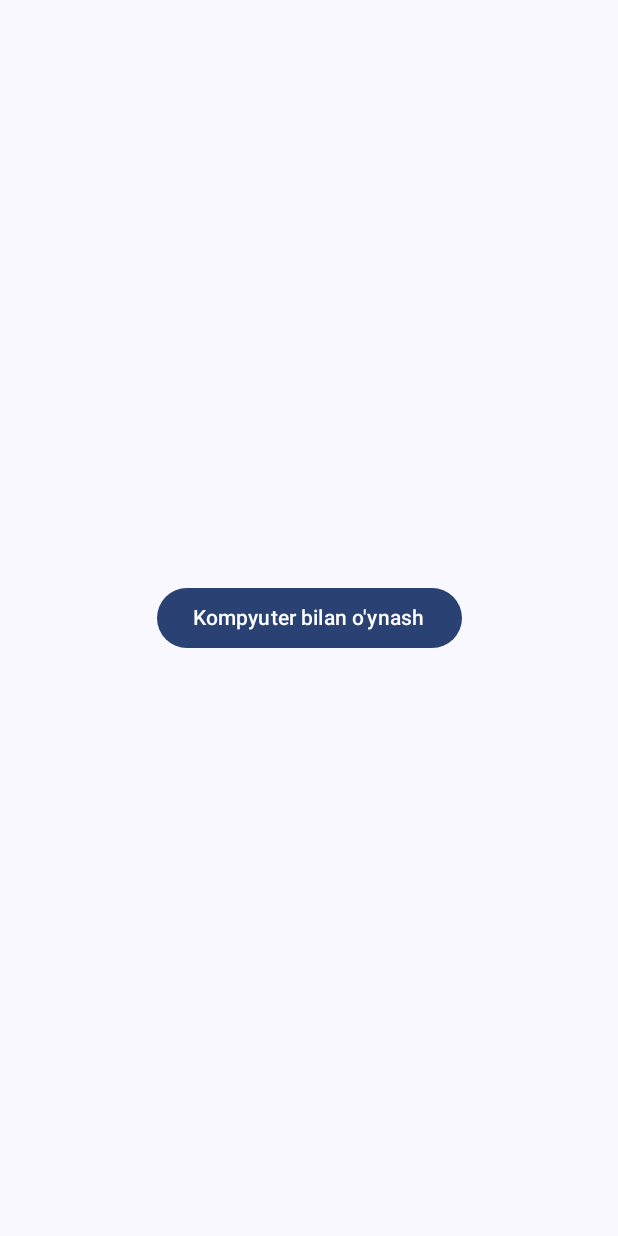
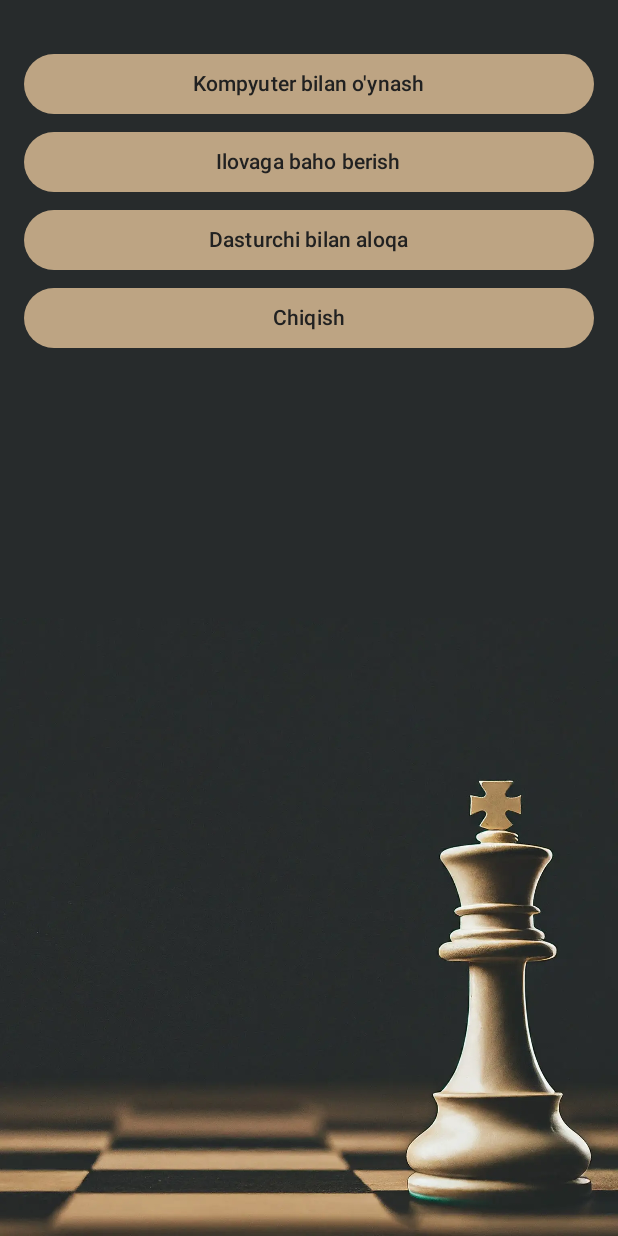
Before and after one commit to Khudoyshukur/chess, an Android app built with Jetpack Compose: the screen it shows after launch (MainActivity), on a phone screen of 412 x 824 dp. Run offline under Robolectric (Android 15) with nearby library versions, the phone set to English and light mode, and no system bars; our stand-ins replace Dagger/Hilt's generated code.

Commit message:
Make design improvements

```diff
--- a/app/src/main/java/uz/safix/chess/ui/components/ChessBoardSquare.kt
+++ b/app/src/main/java/uz/safix/chess/ui/components/ChessBoardSquare.kt
@@ -12,6 +12,8 @@ import androidx.compose.material3.Button
 import androidx.compose.material3.ButtonDefaults
 import androidx.compose.runtime.Composable
 import androidx.compose.ui.Modifier
+import androidx.compose.ui.graphics.Color
+import androidx.compose.ui.graphics.ColorFilter
 import androidx.compose.ui.graphics.RectangleShape
 import androidx.compose.ui.res.colorResource
 import androidx.compose.ui.res.painterResource
@@ -20,6 +22,7 @@ import androidx.compose.ui.unit.dp
 import uz.safix.chess.R
 import uz.safix.chess.model.BoardSquareState
 import uz.safix.chess.model.ChessPiece
+import uz.safix.chess.model.Side
 import uz.safix.chess.model.getDrawable
 
 /**
--- a/app/src/main/java/uz/safix/chess/ui/screens/GameScreen.kt
+++ b/app/src/main/java/uz/safix/chess/ui/screens/GameScreen.kt
@@ -5,9 +5,11 @@ import androidx.compose.material3.Surface
 import androidx.compose.runtime.Composable
 import androidx.compose.runtime.getValue
 import androidx.compose.ui.Modifier
+import androidx.compose.ui.res.colorResource
 import androidx.compose.ui.tooling.preview.Preview
 import androidx.hilt.navigation.compose.hiltViewModel
 import androidx.lifecycle.compose.collectAsStateWithLifecycle
+import uz.safix.chess.R
 import uz.safix.chess.ui.components.ChessBoard
 import uz.safix.chess.ui.viewmodels.GameViewModel
 
@@ -25,7 +27,8 @@ fun GameScreen(
     val gameState by viewModel.gameState.collectAsStateWithLifecycle()
 
     Surface(
-        modifier = Modifier.fillMaxSize()
+        modifier = Modifier.fillMaxSize(),
+        color = colorResource(id = R.color.home_background)
     ) {
         ChessBoard(
             states = gameState,
--- a/app/src/main/java/uz/safix/chess/ui/screens/HomeScreen.kt
+++ b/app/src/main/java/uz/safix/chess/ui/screens/HomeScreen.kt
@@ -1,16 +1,27 @@
 package uz.safix.chess.ui.screens
 
+import androidx.compose.foundation.Image
+import androidx.compose.foundation.background
+import androidx.compose.foundation.layout.Box
+import androidx.compose.foundation.layout.Column
+import androidx.compose.foundation.layout.Spacer
 import androidx.compose.foundation.layout.fillMaxSize
-import androidx.compose.foundation.layout.width
+import androidx.compose.foundation.layout.fillMaxWidth
+import androidx.compose.foundation.layout.height
+import androidx.compose.foundation.layout.padding
 import androidx.compose.foundation.layout.wrapContentHeight
 import androidx.compose.foundation.layout.wrapContentWidth
 import androidx.compose.material3.Button
-import androidx.compose.material3.Surface
+import androidx.compose.material3.ButtonDefaults
 import androidx.compose.material3.Text
 import androidx.compose.runtime.Composable
+import androidx.compose.ui.Alignment
 import androidx.compose.ui.Modifier
+import androidx.compose.ui.res.colorResource
+import androidx.compose.ui.res.painterResource
 import androidx.compose.ui.res.stringResource
 import androidx.compose.ui.tooling.preview.Preview
+import androidx.compose.ui.unit.dp
 import uz.safix.chess.R
 
 /**
@@ -24,15 +35,87 @@ import uz.safix.chess.R
 fun HomeScreen(
     onPlayWithComputer: () -> Unit
 ) {
-    Surface(
-        modifier = Modifier.fillMaxSize()
+    val bgImage = painterResource(id = R.drawable.home_background)
+    Box(
+        modifier = Modifier
+            .fillMaxSize()
+            .background(colorResource(R.color.home_background)),
     ) {
-        Button(
-            onClick = onPlayWithComputer,
-            modifier = Modifier.wrapContentWidth()
-                .wrapContentHeight()
+        Image(
+            modifier = Modifier
+                .fillMaxWidth()
+                .align(Alignment.BottomCenter),
+            painter = bgImage,
+            contentDescription = null
+        )
+        Column(
+            modifier = Modifier.padding(horizontal = 16.dp, vertical = 32.dp)
         ) {
-            Text(text = stringResource(id = R.string.play_with_computer))
+            Button(
+                onClick = onPlayWithComputer,
+                modifier = Modifier
+                    .fillMaxWidth()
+                    .wrapContentHeight(),
+                colors = ButtonDefaults.buttonColors(
+                    containerColor = colorResource(R.color.button_color)
+                )
+            ) {
+                Text(
+                    text = stringResource(id = R.string.play_with_computer),
+                    color = colorResource(id = R.color.on_button_color)
+                )
+            }
+
+            Spacer(modifier = Modifier.height(4.dp))
+
+            Button(
+                onClick = onPlayWithComputer,
+                modifier = Modifier
+                    .fillMaxWidth()
+                    .wrapContentHeight(),
+                colors = ButtonDefaults.buttonColors(
+                    containerColor = colorResource(R.color.button_color)
+                )
+            ) {
+                Text(
+                    text = stringResource(id = R.string.rate_app),
+                    color = colorResource(id = R.color.on_button_color)
+                )
+            }
+
+            Spacer(modifier = Modifier.height(4.dp))
+
+            Button(
+                onClick = onPlayWithComputer,
+                modifier = Modifier
+                    .fillMaxWidth()
+                    .wrapContentHeight(),
+                colors = ButtonDefaults.buttonColors(
+                    containerColor = colorResource(R.color.button_color)
+                )
+            ) {
+                Text(
+                    text = stringResource(id = R.string.contact_author),
+                    color = colorResource(id = R.color.on_button_color)
+                )
+            }
+
+            Spacer(modifier = Modifier.height(4.dp))
+
+            Button(
+                onClick = onPlayWithComputer,
+                modifier = Modifier
+                    .fillMaxWidth()
+                    .wrapContentHeight(),
+                colors = ButtonDefaults.buttonColors(
+                    containerColor = colorResource(R.color.button_color)
+                )
+            ) {
+                Text(
+                    text = stringResource(id = R.string.exit),
+                    color = colorResource(id = R.color.on_button_color)
+                )
+            }
         }
     }
 }
--- a/app/src/main/java/uz/safix/chess/ui/theme/Theme.kt
+++ b/app/src/main/java/uz/safix/chess/ui/theme/Theme.kt
@@ -13,7 +13,9 @@ import androidx.compose.runtime.SideEffect
 import androidx.compose.ui.graphics.toArgb
 import androidx.compose.ui.platform.LocalContext
 import androidx.compose.ui.platform.LocalView
+import androidx.compose.ui.res.colorResource
 import androidx.core.view.WindowCompat
+import uz.safix.chess.R
 
 private val DarkColorScheme = darkColorScheme(
     primary = Purple80,
@@ -57,7 +59,7 @@ fun ShaxmatTheme(
     if (!view.isInEditMode) {
         SideEffect {
             val window = (view.context as Activity).window
-            window.statusBarColor = colorScheme.primary.toArgb()
+            window.statusBarColor = view.context.getColor(R.color.home_background)
             WindowCompat.getInsetsController(window, view).isAppearanceLightStatusBars = darkTheme
         }
     }
--- a/app/src/main/java/uz/safix/chess/ui/viewmodels/GameViewModel.kt
+++ b/app/src/main/java/uz/safix/chess/ui/viewmodels/GameViewModel.kt
@@ -10,11 +10,9 @@ import dagger.hilt.android.lifecycle.HiltViewModel
 import kotlinx.coroutines.delay
 import kotlinx.coroutines.flow.MutableStateFlow
 import kotlinx.coroutines.flow.SharingStarted
-import kotlinx.coroutines.flow.asStateFlow
 import kotlinx.coroutines.flow.combine
 import kotlinx.coroutines.flow.stateIn
 import kotlinx.coroutines.launch
-import uz.safix.chess.model.BoardSquareState
 import uz.safix.chess.model.defaultBoardState
 import uz.safix.chess.model.toBoardSquareState
 import uz.safix.engine_stockfish.FenAndDepth
@@ -24,7 +22,7 @@ import javax.inject.Inject
 /**
  * Created by: androdev
  * Date: 13-07-2024
- * Time: 1:45 PM
+ * Time: 1:45 sPM
  * Email: Khudoyshukur.Juraev.001@mail.ru
  */
 
@@ -114,8 +112,8 @@ class GameViewModel @Inject constructor(
         val newMove = engine.getMove(FenAndDepth(board.fen, 10))
         val diff = System.currentTimeMillis() - currentTime
 
-        if (diff < 2_000) {
-            delay(2_000 - diff)
+        if (diff < COMPUTER_THINKING_TIME_MILLIS) {
+            delay(COMPUTER_THINKING_TIME_MILLIS - diff)
         }
 
         val legalMove = board.doMove(newMove)
@@ -123,4 +121,8 @@ class GameViewModel @Inject constructor(
             updateStateFromBoard()
         }
     }
+
+    companion object {
+        private const val COMPUTER_THINKING_TIME_MILLIS = 1_000 // 1 second
+    }
 }
--- a/app/src/main/res/values/colors.xml
+++ b/app/src/main/res/values/colors.xml
@@ -7,8 +7,11 @@
     <color name="teal_700">#FF018786</color>
     <color name="black">#FF000000</color>
     <color name="white">#FFFFFFFF</color>
-    <color name="board_square_black">#B7C0D8</color>
-    <color name="board_square_white">#E8EDF9</color>
+    <color name="board_square_black">#3C3B3B</color>
+    <color name="board_square_white">#bda483</color>
     <color name="board_background">#CACACC</color>
     <color name="selected_piece_background">#FF9800</color>
+    <color name="home_background">#272b2c</color>
+    <color name="button_color">#bda483</color>
+    <color name="on_button_color">#212121</color>
 </resources>
--- a/app/src/main/res/values/strings.xml
+++ b/app/src/main/res/values/strings.xml
@@ -1,4 +1,7 @@
 <resources>
     <string name="app_name">Shaxmat</string>
     <string name="play_with_computer">Kompyuter bilan o\'ynash</string>
+    <string name="rate_app">Ilovaga baho berish</string>
+    <string name="contact_author">Dasturchi bilan aloqa</string>
+    <string name="exit">Chiqish</string>
 </resources>
```
Also changed, not shown: app/src/main/res/drawable/home_background.webp (added).
